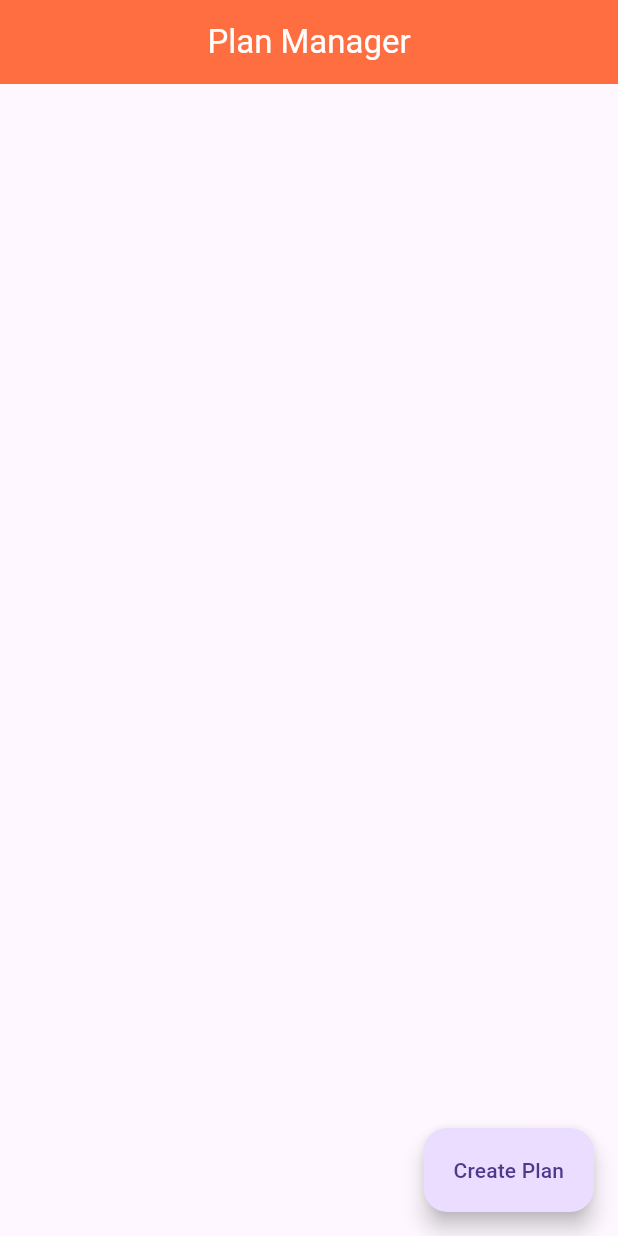
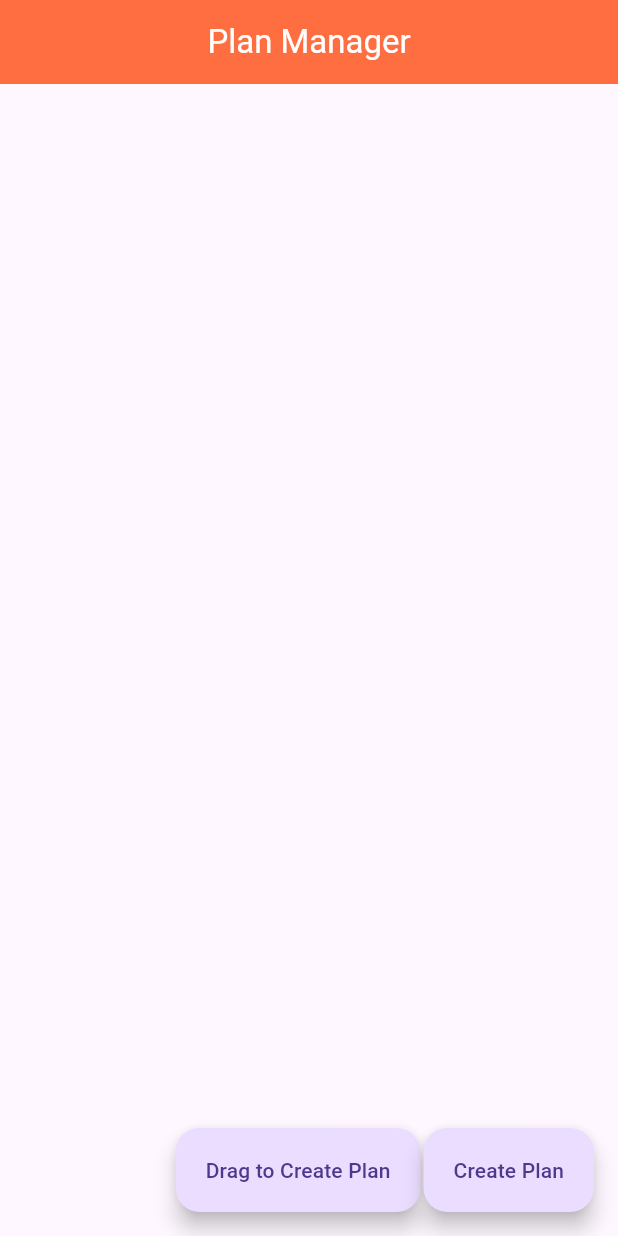
Before and after one commit to SteveT2023/PlanManagement, a Flutter app: the screen it shows after launch, on a phone screen of 412 x 824 dp. Run offline on Flutter 3.47's test engine with Material 3 defaults, Android fonts, the phone set to English and light mode, and no system bars.

Commit message:
Implement drag and drop feature.

```diff
--- a/lib/main.dart
+++ b/lib/main.dart
@@ -59,7 +59,15 @@ class _PlanManagerScreenState extends State<PlanManagerScreen> {
         centerTitle: true,
         backgroundColor: Colors.deepOrangeAccent,
       ),
-      body: ListView.builder(
+      body: Column(
+        children: [
+          Expanded(
+            child: DragTarget<Map<String, dynamic>>(
+              onAccept: (dragPlan) {
+                _addPlan(dragPlan['name']);
+              },
+              builder: (context, candidateData, rejectedData) {
+                return ListView.builder(
                   itemCount: plans.length,
                   itemBuilder: (context, index) {
                     return Dismissible(
@@ -77,7 +85,7 @@ class _PlanManagerScreenState extends State<PlanManagerScreen> {
                               _controller.text = plans[index]['name'];
                             });
                           },
-                onDoubleTap: (){
+                          onDoubleTap: () {
                             _deletePlan(index);
                           },
                           child: plans[index]['editingName']
@@ -87,7 +95,12 @@ class _PlanManagerScreenState extends State<PlanManagerScreen> {
                                     _editName(index, newName);
                                   },
                                 )
-                    : Text(plans[index]['name'], style: TextStyle(color: plans[index]['completed'] ? Colors.green : Colors.orange)),
+                              : Text(
+                                  plans[index]['name'],
+                                  style: TextStyle(
+                                    color: plans[index]['completed'] ? Colors.green : Colors.orange,
+                                  ),
+                                ),
                         ),
                         leading: Checkbox(
                           value: plans[index]['completed'],
@@ -100,12 +113,37 @@ class _PlanManagerScreenState extends State<PlanManagerScreen> {
                       ),
                     );
                   },
+                );
+              },
             ),
-      floatingActionButton: FloatingActionButton.extended(
+          ),
+        ],
+      ),
+      floatingActionButton: Row(
+        mainAxisAlignment: MainAxisAlignment.end,
+        children: [
+          Draggable<Map<String, dynamic>>(
+            data: {'name': 'New Plan'},
+            feedback: Material(
+              child: FloatingActionButton.extended(
+                onPressed: null,
+                backgroundColor: Colors.deepOrangeAccent,
+                label: const Text("New Plan"),
+              ),
+            ),
+            child: FloatingActionButton.extended(
+              onPressed: null,
+              label: const Text("Drag to Create Plan"),
+            ),
+          ),
+          const SizedBox(width: 2),
+          FloatingActionButton.extended(
             onPressed: () {
               _addPlan('New Plan');
             },
-        label: const Text("Create Plan")
+            label: const Text("Create Plan"),
+          ),
+        ],
       ),
     );
   }
```
Lines whose indentation alone changed are shown as unchanged.
